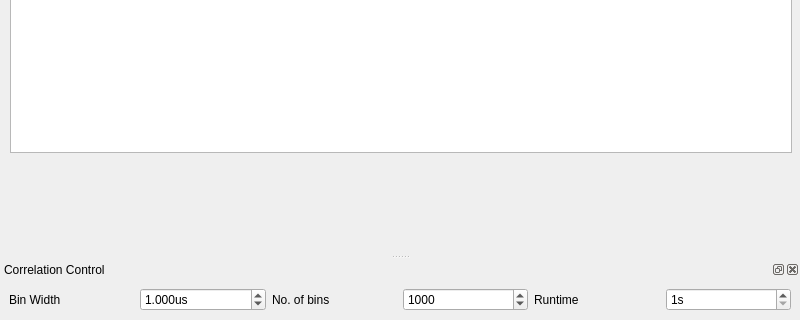
This is gui/counter/ui_slow_counter_corr.ui in sriharijayaram5/qudi as Qt 5 draws it before an edit; both pictures show x 0 to 800 and y 280 to 600 of the 800 by 600 pixel window. The edited form follows.
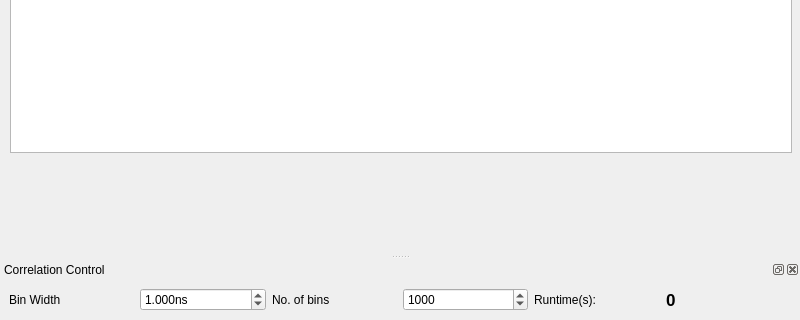
This is the edited form. Icons and pictures are not drawn. Custom widgets are drawn as their Qt base class.

Commit message: corr working, todo: save corr data

```diff
--- a/gui/counter/ui_slow_counter_corr.ui
+++ b/gui/counter/ui_slow_counter_corr.ui
@@ -105,7 +105,7 @@
         <locale language="English" country="UnitedStates"/>
        </property>
        <property name="suffix">
-        <string>us</string>
+        <string>ns</string>
        </property>
        <property name="decimals">
         <number>3</number>
@@ -152,31 +152,27 @@
 Timestamps in oversampling interval are all equal to the averaging time.</string>
        </property>
        <property name="text">
-        <string>Runtime</string>
+        <string>Runtime(s): </string>
        </property>
       </widget>
      </item>
      <item>
-      <widget class="QSpinBox" name="runtime_SpinBox">
+      <widget class="QLabel" name="runtime_Label">
+       <property name="font">
+        <font>
+         <family>Arial</family>
+         <pointsize>13</pointsize>
+         <weight>75</weight>
+         <bold>true</bold>
+        </font>
+       </property>
        <property name="toolTip">
         <string>If bigger than 1, the number of samples is averaged over the given number and then displayed. 
 Use for extremely fast counting, since all the raw data is saved. 
 Timestamps in oversampling interval are all equal to the averaging time.</string>
        </property>
-       <property name="suffix">
-        <string>s</string>
-       </property>
-       <property name="prefix">
-        <string/>
-       </property>
-       <property name="minimum">
-        <number>1</number>
-       </property>
-       <property name="maximum">
-        <number>10000</number>
-       </property>
-       <property name="value">
-        <number>1</number>
+       <property name="text">
+        <string>0</string>
        </property>
       </widget>
      </item>
```
The commit also changes 3 other files.
